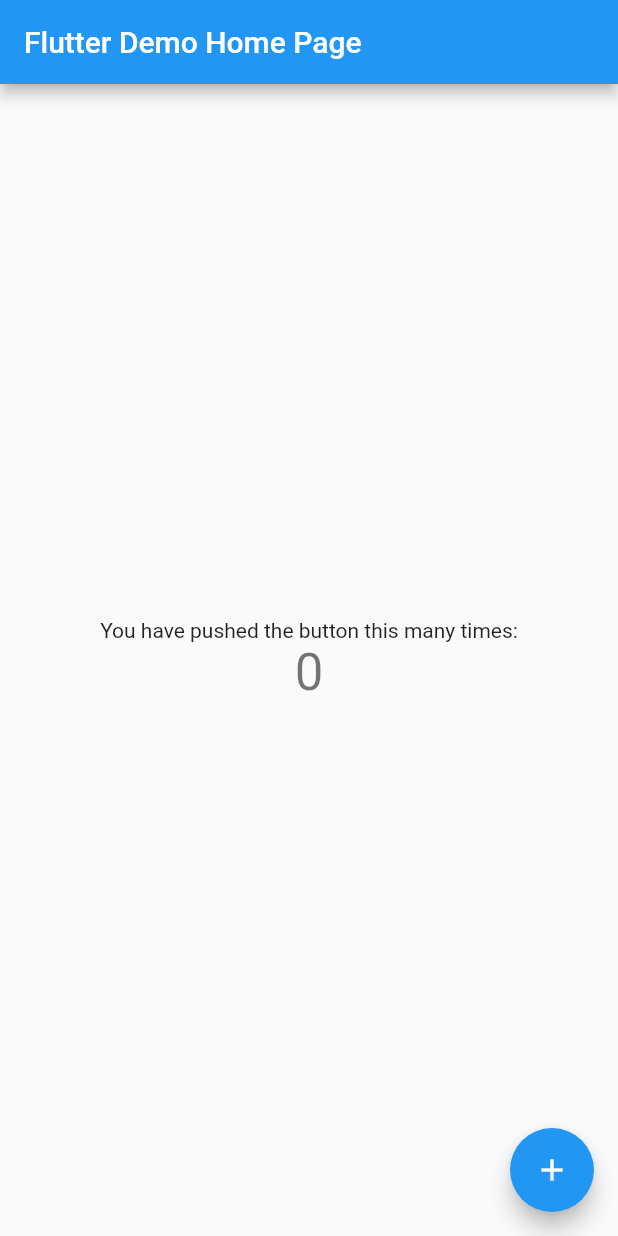
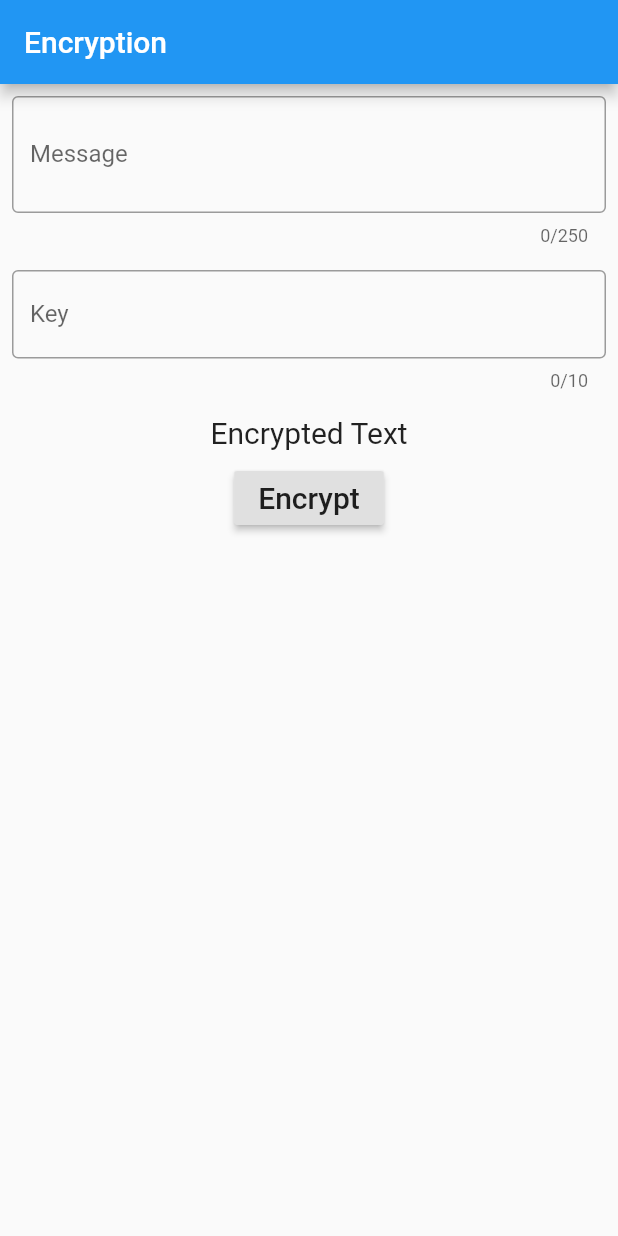
Before and after one commit to souravgopal25/encryption-project-flutter, a Flutter app: the screen it shows after launch, on a phone screen of 412 x 824 dp. Run offline on Flutter 3.47's test engine with Material 2 defaults, Android fonts, the phone set to English and light mode, and no system bars; missing offline and left inert: encrypt.

Commit message:
encrypt package added

```diff
--- /dev/null
+++ b/lib/home.dart
@@ -0,0 +1,93 @@
+import 'package:flutter/material.dart';
+import 'package:encrypt/encrypt.dart' as encrypt;
+
+class HomePage extends StatefulWidget {
+  HomePage({Key key}) : super(key: key);
+
+  @override
+  _HomePageState createState() => _HomePageState();
+}
+
+class _HomePageState extends State<HomePage> {
+  final _formKey = GlobalKey<FormState>();
+  final msgController = TextEditingController();
+  final passController = TextEditingController();
+  final encryptedMsg = TextEditingController();
+
+  @override
+  void initState() {
+    encryptedMsg.text = "Encrypted Text";
+  }
+
+  @override
+  Widget build(BuildContext context) {
+    return Scaffold(
+      appBar: AppBar(
+        title: Text("Encryption"),
+      ),
+      body: SingleChildScrollView(
+        child: Form(
+            key: _formKey,
+            child: Column(
+              children: <Widget>[
+                Padding(
+                  padding: const EdgeInsets.all(8.0),
+                  child: TextFormField(
+                    keyboardType: TextInputType.text,
+                    controller: msgController,
+                    minLines: 2,
+                    maxLines: 5,
+                    maxLength: 250,
+                    decoration: InputDecoration(
+                      border: OutlineInputBorder(),
+                      hintText: "Enter Message",
+                      labelText: "Message",
+                    ),
+                  ),
+                ),
+                Padding(
+                  padding: const EdgeInsets.all(8.0),
+                  child: TextFormField(
+                    keyboardType: TextInputType.number,
+                    maxLength: 10,
+                    controller: passController,
+                    decoration: InputDecoration(
+                      border: OutlineInputBorder(),
+                      hintText: "Enter Key",
+                      labelText: "Key",
+                    ),
+                  ),
+                ),
+                Padding(
+                    padding: const EdgeInsets.all(8.0),
+                    child: Text(
+                      encryptedMsg.text,
+                      style: TextStyle(fontSize: 20),
+                    )),
+                RaisedButton(
+                  onPressed: () async {
+                    print(msgController.text);
+                    fencrypt();
+                    setState(() {});
+                  },
+                  child: Text(
+                    "Encrypt",
+                    style: TextStyle(fontSize: 20),
+                  ),
+                )
+              ],
+            )),
+      ),
+    );
+  }
+
+  void fencrypt() {
+    final key = encrypt.Key.fromUtf8(passController.text);
+    final iv = encrypt.IV.fromUtf8(passController.text);
+    final encrypter = encrypt.Encrypter(encrypt.Salsa20(key));
+
+    final encrypted = encrypter.encrypt(msgController.text.trim(), iv: iv);
+    final decrypted = encrypter.decrypt(encrypted, iv: iv);
+    print(encrypted.base64);
+  }
+}
--- a/lib/main.dart
+++ b/lib/main.dart
@@ -1,4 +1,6 @@
 import 'package:flutter/material.dart';
+
+import 'home.dart';
 
 void main() {
   runApp(MyApp());
@@ -11,107 +13,10 @@ class MyApp extends StatelessWidget {
     return MaterialApp(
       title: 'Flutter Demo',
       theme: ThemeData(
-        // This is the theme of your application.
-        //
-        // Try running your application with "flutter run". You'll see the
-        // application has a blue toolbar. Then, without quitting the app, try
-        // changing the primarySwatch below to Colors.green and then invoke
-        // "hot reload" (press "r" in the console where you ran "flutter run",
-        // or simply save your changes to "hot reload" in a Flutter IDE).
-        // Notice that the counter didn't reset back to zero; the application
-        // is not restarted.
         primarySwatch: Colors.blue,
-        // This makes the visual density adapt to the platform that you run
-        // the app on. For desktop platforms, the controls will be smaller and
-        // closer together (more dense) than on mobile platforms.
         visualDensity: VisualDensity.adaptivePlatformDensity,
       ),
-      home: MyHomePage(title: 'Flutter Demo Home Page'),
+      home: HomePage(),
     );
   }
 }
-
-class MyHomePage extends StatefulWidget {
-  MyHomePage({Key key, this.title}) : super(key: key);
-
-  // This widget is the home page of your application. It is stateful, meaning
-  // that it has a State object (defined below) that contains fields that affect
-  // how it looks.
-
-  // This class is the configuration for the state. It holds the values (in this
-  // case the title) provided by the parent (in this case the App widget) and
-  // used by the build method of the State. Fields in a Widget subclass are
-  // always marked "final".
-
-  final String title;
-
-  @override
-  _MyHomePageState createState() => _MyHomePageState();
-}
-
-class _MyHomePageState extends State<MyHomePage> {
-  int _counter = 0;
-
-  void _incrementCounter() {
-    setState(() {
-      // This call to setState tells the Flutter framework that something has
-      // changed in this State, which causes it to rerun the build method below
-      // so that the display can reflect the updated values. If we changed
-      // _counter without calling setState(), then the build method would not be
-      // called again, and so nothing would appear to happen.
-      _counter++;
-    });
-  }
-
-  @override
-  Widget build(BuildContext context) {
-    // This method is rerun every time setState is called, for instance as done
-    // by the _incrementCounter method above.
-    //
-    // The Flutter framework has been optimized to make rerunning build methods
-    // fast, so that you can just rebuild anything that needs updating rather
-    // than having to individually change instances of widgets.
-    return Scaffold(
-      appBar: AppBar(
-        // Here we take the value from the MyHomePage object that was created by
-        // the App.build method, and use it to set our appbar title.
-        title: Text(widget.title),
-      ),
-      body: Center(
-        // Center is a layout widget. It takes a single child and positions it
-        // in the middle of the parent.
-        child: Column(
-          // Column is also a layout widget. It takes a list of children and
-          // arranges them vertically. By default, it sizes itself to fit its
-          // children horizontally, and tries to be as tall as its parent.
-          //
-          // Invoke "debug painting" (press "p" in the console, choose the
-          // "Toggle Debug Paint" action from the Flutter Inspector in Android
-          // Studio, or the "Toggle Debug Paint" command in Visual Studio Code)
-          // to see the wireframe for each widget.
-          //
-          // Column has various properties to control how it sizes itself and
-          // how it positions its children. Here we use mainAxisAlignment to
-          // center the children vertically; the main axis here is the vertical
-          // axis because Columns are vertical (the cross axis would be
-          // horizontal).
-          mainAxisAlignment: MainAxisAlignment.center,
-          children: <Widget>[
-            Text(
-              'You have pushed the button this many times:',
-            ),
-            Text(
-              '$_counter',
-              style: Theme.of(context).textTheme.headline4,
-            ),
-          ],
-        ),
-      ),
-      floatingActionButton: FloatingActionButton(
-        onPressed: _incrementCounter,
-        tooltip: 'Increment',
-        child: Icon(Icons.add),
-      ), // This trailing comma makes auto-formatting nicer for build methods.
-    );
-  }
-}
--- a/pubspec.yaml
+++ b/pubspec.yaml
@@ -28,6 +28,7 @@ dependencies:
   # The following adds the Cupertino Icons font to your application.
   # Use with the CupertinoIcons class for iOS style icons.
   cupertino_icons: ^0.1.3
+  encrypt: ^4.0.3
 
 dev_dependencies:
   flutter_test:
```
Also changed, not shown: pubspec.lock.
